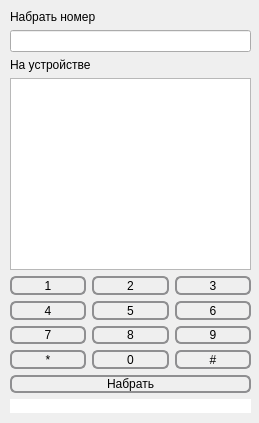
Old version of the form RemoteDialerQt/mainwindow.ui in the repository appach22/RemoteDialerQt.
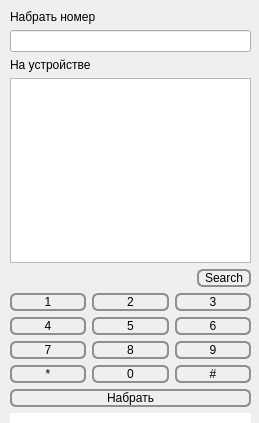
New version of the form.

What changed in the file:
```diff
--- a/RemoteDialerQt/mainwindow.ui
+++ b/RemoteDialerQt/mainwindow.ui
@@ -64,13 +64,19 @@
 </string>
   </property>
   <widget class="QWidget" name="centralWidget">
+   <property name="sizePolicy">
+    <sizepolicy hsizetype="Preferred" vsizetype="Preferred">
+     <horstretch>0</horstretch>
+     <verstretch>0</verstretch>
+    </sizepolicy>
+   </property>
    <widget class="QWidget" name="verticalLayoutWidget">
     <property name="geometry">
      <rect>
       <x>0</x>
       <y>0</y>
       <width>261</width>
-      <height>423</height>
+      <height>437</height>
      </rect>
     </property>
     <layout class="QVBoxLayout" name="verticalLayout">
@@ -160,6 +166,36 @@
        </property>
       </widget>
      </item>
+     <item>
+      <layout class="QHBoxLayout" name="horizontalLayout">
+       <property name="sizeConstraint">
+        <enum>QLayout::SetMinimumSize</enum>
+       </property>
+       <property name="topMargin">
+        <number>0</number>
+       </property>
+       <item>
+        <widget class="QLabel" name="lblSearch">
+         <property name="sizePolicy">
+          <sizepolicy hsizetype="Expanding" vsizetype="Preferred">
+           <horstretch>0</horstretch>
+           <verstretch>0</verstretch>
+          </sizepolicy>
+         </property>
+         <property name="text">
+          <string/>
+         </property>
+        </widget>
+       </item>
+       <item>
+        <widget class="QPushButton" name="btnSearch">
+         <property name="text">
+          <string>Search</string>
+         </property>
+        </widget>
+       </item>
+      </layout>
+     </item>
      <item>
       <layout class="QGridLayout" name="gridLayout_2">
        <property name="sizeConstraint">
```
Left out of the diff: 29 changed lines with no effect on the pictures.
